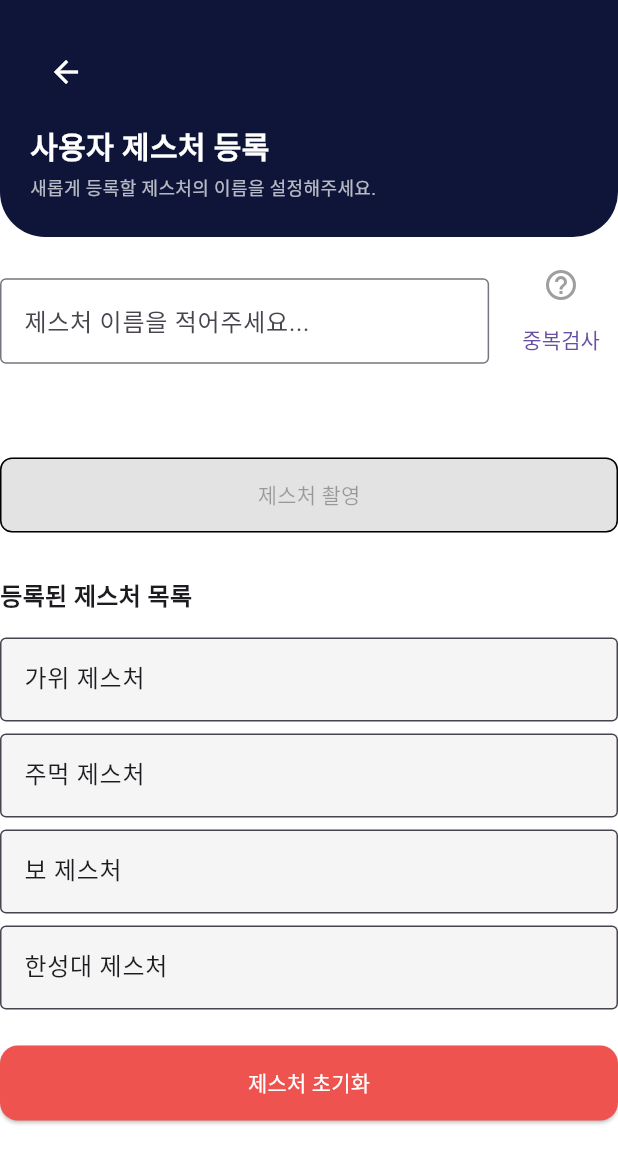
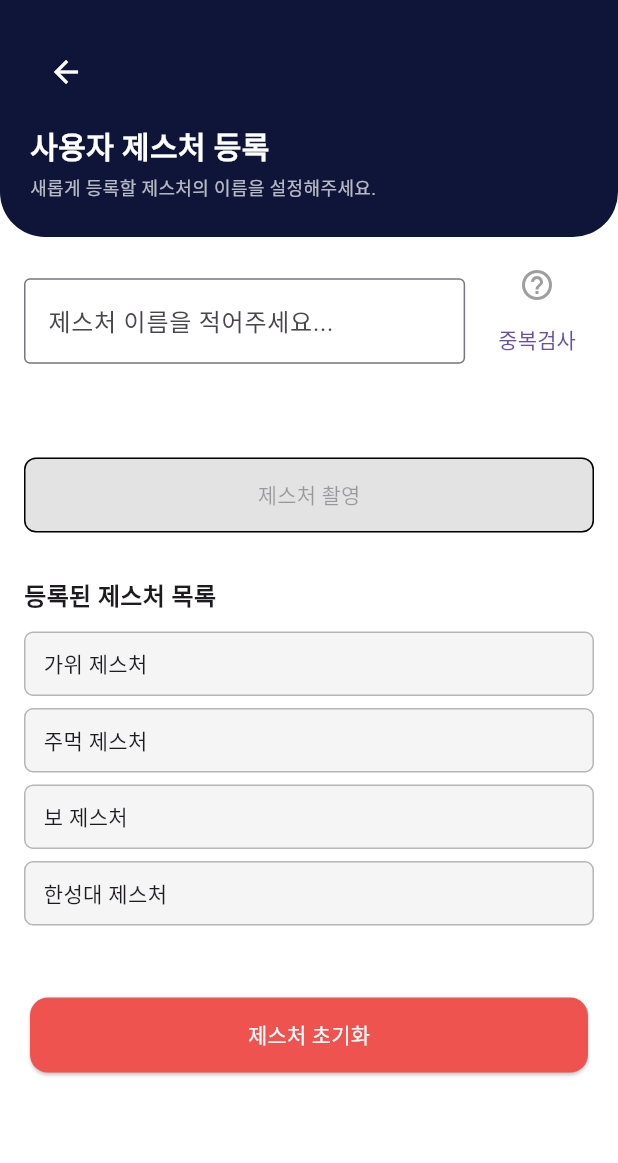
Before and after one commit to sangwoo4/ghostouch, a Flutter app: the screen it shows after launch, after a tap on "사용자 제스처 등록", on a phone screen of 412 x 824 dp. Shown: the top 1163 px of the screen. Run offline on Flutter 3.47's test engine with Material 3 defaults, Android fonts, the phone set to English and light mode, and no system bars.

Commit message:
modify keyboard bug

```diff
--- a/mobile/lib/pages/GestureRegisterPage.dart
+++ b/mobile/lib/pages/GestureRegisterPage.dart
@@ -19,13 +19,30 @@ class _GestureRegisterPageState extends State<GestureRegisterPage> {
   static const resetChannel = MethodChannel(
     'com.pentagon.ghostouch/reset-gesture',
   );
+  static const listChannel = MethodChannel(
+    'com.pentagon.ghostouch/list-gesture',
+  );
 
-  final List<String> registeredGestures = [
-    '가위 제스처',
-    '주먹 제스처',
-    '보 제스처',
-    '한성대 제스처',
-  ];
+  List<String> registeredGestures = ['가위 제스처', '주먹 제스처', '보 제스처', '한성대 제스처'];
+
+  @override
+  void initState() {
+    super.initState();
+    _loadGestureList();
+  }
+
+  Future<void> _loadGestureList() async {
+    try {
+      final List<dynamic> gestures = await listChannel.invokeMethod(
+        'list-gesture',
+      );
+      setState(() {
+        registeredGestures = gestures.cast<String>();
+      });
+    } catch (e) {
+      debugPrint("⚠ 제스처 목록 불러오기 실패: $e");
+    }
+  }
 
   // ✅ 추가: 다이얼로그 표시 함수
   Future<bool?> _showCameraDialog(BuildContext parentContext) {
@@ -175,17 +192,25 @@ class _GestureRegisterPageState extends State<GestureRegisterPage> {
   Widget build(BuildContext context) {
     final inputValidAndChecked = _isDuplicateChecked && _isNameValid;
     return Scaffold(
+      resizeToAvoidBottomInset: true,
       backgroundColor: Colors.white,
-      body: MediaQuery.removePadding(
-        context: context,
-        removeTop: true,
+      body: GestureDetector(
+        onTap: () => FocusScope.of(context).unfocus(),
+        child: SafeArea(
+          child: SingleChildScrollView(
+            padding: EdgeInsets.only(
+              bottom: MediaQuery.of(context).viewInsets.bottom, // 키보드 높이만큼 여백
+            ),
             child: Column(
               crossAxisAlignment: CrossAxisAlignment.start,
               children: [
                 // 상단 헤더
                 Container(
                   width: double.infinity,
-              padding: const EdgeInsets.symmetric(horizontal: 20, vertical: 24),
+                  padding: const EdgeInsets.symmetric(
+                    horizontal: 20,
+                    vertical: 24,
+                  ),
                   decoration: const BoxDecoration(
                     color: Color(0xFF0E1539),
                     borderRadius: BorderRadius.vertical(
@@ -219,7 +244,9 @@ class _GestureRegisterPageState extends State<GestureRegisterPage> {
                 const SizedBox(height: 20),
 
                 // 입력 + 중복검사
-            Row(
+                Padding(
+                  padding: const EdgeInsets.symmetric(horizontal: 16),
+                  child: Row(
                     children: [
                       Expanded(
                         child: TextField(
@@ -241,7 +268,9 @@ class _GestureRegisterPageState extends State<GestureRegisterPage> {
                         children: [
                           Icon(
                             _isDuplicateChecked
-                          ? (_isNameValid ? Icons.check_circle : Icons.cancel)
+                                ? (_isNameValid
+                                      ? Icons.check_circle
+                                      : Icons.cancel)
                                 : Icons.help_outline,
                             color: _isDuplicateChecked
                                 ? (_isNameValid ? Colors.green : Colors.red)
@@ -255,30 +284,38 @@ class _GestureRegisterPageState extends State<GestureRegisterPage> {
                       ),
                     ],
                   ),
+                ),
+
                 const SizedBox(height: 8),
-            Text(
+                Padding(
+                  padding: const EdgeInsets.symmetric(horizontal: 16),
+                  child: Text(
                     _errorMessage,
                     style: TextStyle(
                       fontSize: 12,
                       color: _isNameValid ? Colors.orange : Colors.redAccent,
                     ),
                   ),
+                ),
+
                 const SizedBox(height: 30),
-
                 // 제스처 촬영 버튼
-            SizedBox(
+                Padding(
+                  padding: const EdgeInsets.symmetric(horizontal: 16),
+                  child: SizedBox(
                     width: double.infinity,
                     height: 50,
                     child: ElevatedButton(
                       onPressed: inputValidAndChecked
                           ? () async {
-                        final shouldStart = await _showCameraDialog(context);
+                              final shouldStart = await _showCameraDialog(
+                                context,
+                              );
                               if (shouldStart == true) {
                                 _startCamera();
                               }
                             }
                           : null,
-
                       style: ElevatedButton.styleFrom(
                         foregroundColor: Colors.black,
                         backgroundColor: inputValidAndChecked
@@ -292,38 +329,45 @@ class _GestureRegisterPageState extends State<GestureRegisterPage> {
                       child: const Text('제스처 촬영'),
                     ),
                   ),
+                ),
 
                 const SizedBox(height: 30),
-
-            const Text(
+                const Padding(
+                  padding: EdgeInsets.symmetric(horizontal: 16),
+                  child: Text(
                     '등록된 제스처 목록',
                     style: TextStyle(fontWeight: FontWeight.bold, fontSize: 16),
                   ),
+                ),
+
                 const SizedBox(height: 12),
+                ListView.builder(
+                  shrinkWrap: true,
+                  physics: const NeverScrollableScrollPhysics(),
+                  padding: const EdgeInsets.symmetric(horizontal: 16),
+                  itemCount: registeredGestures.length,
+                  itemBuilder: (context, index) {
+                    return Container(
+                      margin: const EdgeInsets.only(bottom: 8),
+                      padding: const EdgeInsets.symmetric(
+                        horizontal: 12,
+                        vertical: 10,
+                      ),
+                      decoration: BoxDecoration(
+                        color: Colors.grey[100],
+                        border: Border.all(color: Colors.black26),
+                        borderRadius: BorderRadius.circular(6),
+                      ),
+                      child: Text(registeredGestures[index]),
+                    );
+                  },
+                ),
 
-            // 등록된 제스처 리스트
-            Column(
-              children: registeredGestures
-                  .map(
-                    (gesture) => Padding(
-                      padding: const EdgeInsets.symmetric(vertical: 4),
-                      child: TextFormField(
-                        initialValue: gesture,
-                        readOnly: true,
-                        decoration: InputDecoration(
-                          filled: true,
-                          fillColor: Colors.grey[100],
-                          border: const OutlineInputBorder(),
-                        ),
-                      ),
-                    ),
-                  )
-                  .toList(),
-            ),
                 const SizedBox(height: 20),
-
                 // 제스처 초기화 버튼
-            SizedBox(
+                Padding(
+                  padding: const EdgeInsets.all(20),
+                  child: SizedBox(
                     width: double.infinity,
                     height: 50,
                     child: ElevatedButton(
@@ -338,7 +382,10 @@ class _GestureRegisterPageState extends State<GestureRegisterPage> {
                       child: const Text('제스처 초기화'),
                     ),
                   ),
+                ),
               ],
+            ),
+          ),
         ),
       ),
     );
```
Lines whose indentation alone changed are shown as unchanged.
